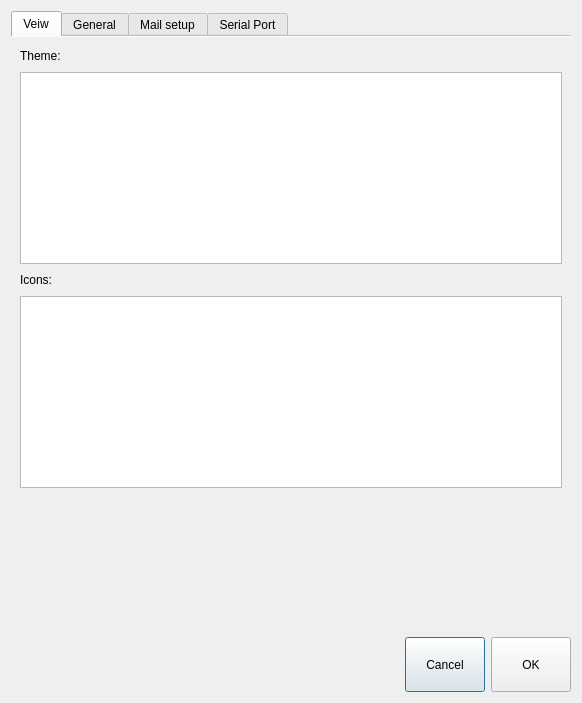
mishkoLitvin/L_Aries-progect, file generalsettingdialog.ui: the form before one commit.
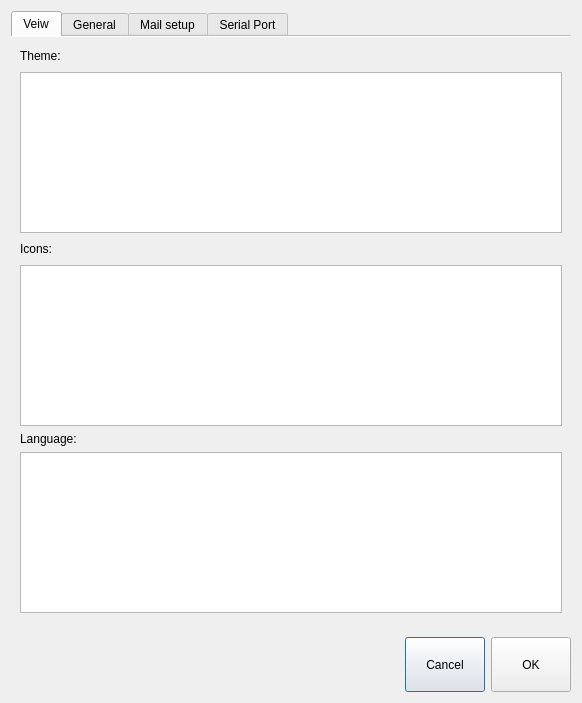
The form after the commit. The open tabs and pages were chosen to show the change. Icons and pictures are not drawn.

What changed in the file:
```diff
--- a/generalsettingdialog.ui
+++ b/generalsettingdialog.ui
@@ -85,7 +85,7 @@
      </property>
      <property name="iconSize">
       <size>
-       <width>32</width>
+       <width>20</width>
        <height>32</height>
       </size>
      </property>
@@ -185,6 +185,20 @@
        <item>
         <widget class="QListWidget" name="listWidgetIcons"/>
        </item>
+       <item>
+        <layout class="QHBoxLayout" name="horizontalLayout_9" stretch="1">
+         <item>
+          <widget class="QLabel" name="label_14">
+           <property name="text">
+            <string>Language:</string>
+           </property>
+          </widget>
+         </item>
+        </layout>
+       </item>
+       <item>
+        <widget class="QListWidget" name="listWidgetLang"/>
+       </item>
        <item>
         <spacer name="verticalSpacer_2">
          <property name="orientation">
```
